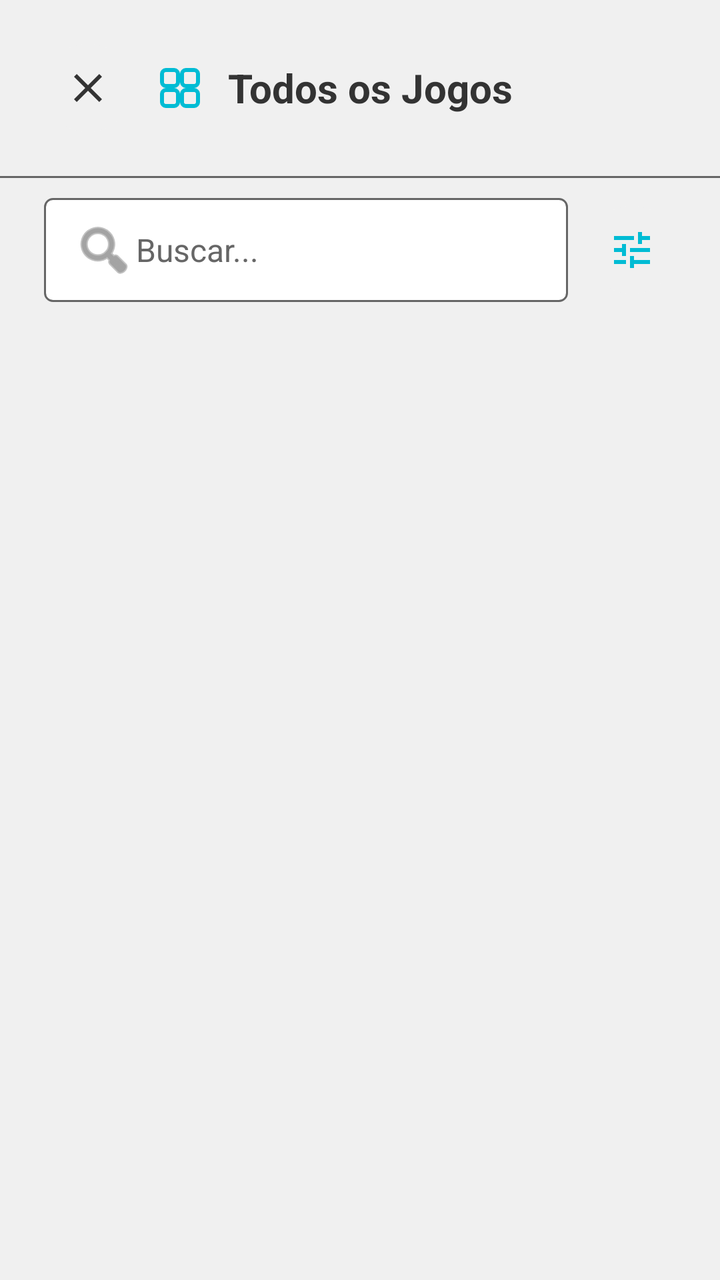
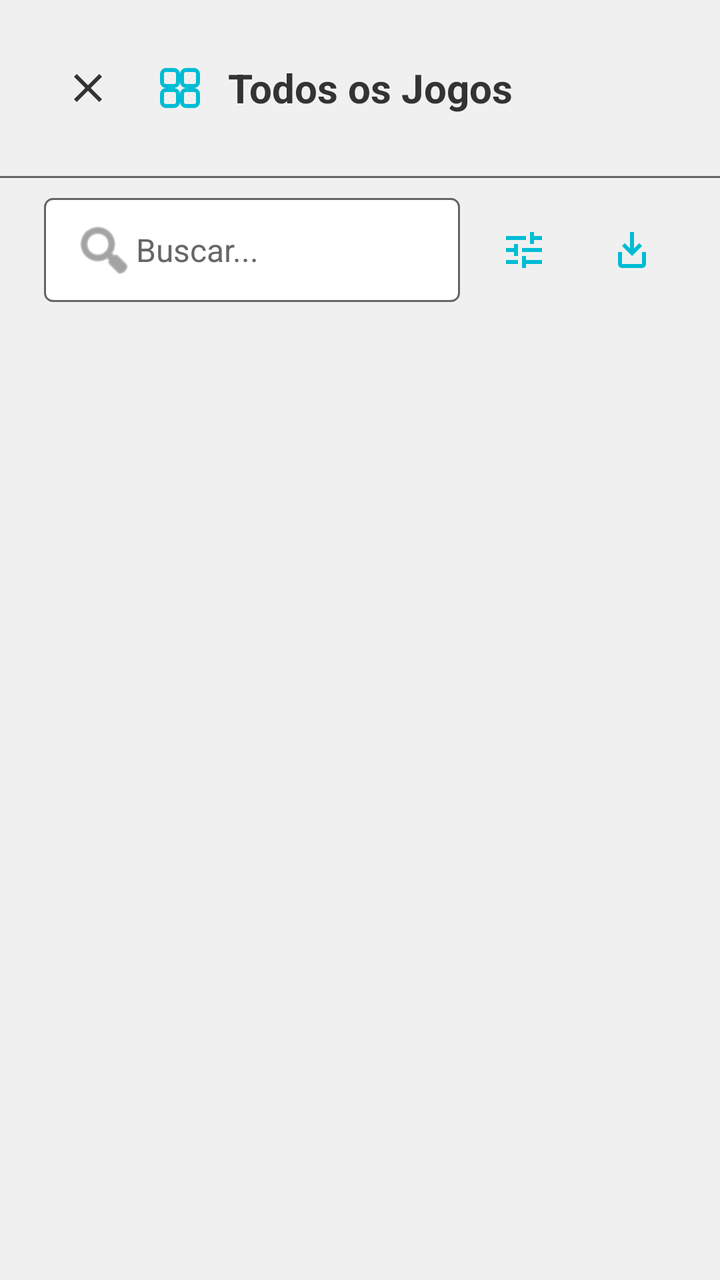

The first picture is an Android layout as it rendered before a commit; the second is the same layout after the commit. The layout source and the unified diff follow.
<!-- AndroidManifest.xml: application theme Theme.Zelda64Player -->
<!-- res/layout/activity_switch_grid.xml -->
<?xml version="1.0" encoding="utf-8"?>
<LinearLayout xmlns:android="http://schemas.android.com/apk/res/android"
    android:layout_width="match_parent"
    android:layout_height="match_parent"
    android:orientation="vertical"
    android:background="@color/switch_bg">

    
    <LinearLayout
        android:layout_width="match_parent"
        android:layout_height="wrap_content"
        android:orientation="horizontal"
        android:gravity="center_vertical"
        android:padding="@dimen/switch_screen_margin">

        <ImageButton
            android:id="@+id/grid_back"
            android:layout_width="@dimen/icon_button_size"
            android:layout_height="@dimen/icon_button_size"
            android:background="@drawable/bg_icon_button"
            android:src="@drawable/ic_close"
            android:tint="@color/switch_text_primary"
            android:contentDescription="@string/about_dialog_close" />

        <ImageView
            android:id="@+id/grid_header_icon"
            android:layout_width="24dp"
            android:layout_height="24dp"
            android:layout_marginStart="12dp"
            android:src="@drawable/ic_all_games"
            android:tint="@color/switch_accent"
            android:contentDescription="@string/all_games" />

        <TextView
            android:layout_width="wrap_content"
            android:layout_height="wrap_content"
            android:layout_marginStart="12dp"
            android:text="@string/all_games"
            android:textColor="@color/switch_text_primary"
            android:textSize="@dimen/switch_title_text"
            android:textStyle="bold" />
    </LinearLayout>

    
    <View
        android:layout_width="match_parent"
        android:layout_height="1dp"
        android:background="@color/switch_text_secondary" />

    
    <LinearLayout
        android:layout_width="match_parent"
        android:layout_height="wrap_content"
        android:orientation="horizontal"
        android:gravity="center_vertical"
        android:layout_marginStart="@dimen/switch_screen_margin"
        android:layout_marginEnd="@dimen/switch_screen_margin"
        android:layout_marginTop="10dp"
        android:layout_marginBottom="10dp">

        <EditText
            android:id="@+id/grid_search"
            android:layout_width="0dp"
            android:layout_height="wrap_content"
            android:layout_weight="1"
            android:background="@drawable/bg_search_field"
            android:paddingStart="14dp"
            android:paddingEnd="14dp"
            android:paddingTop="10dp"
            android:paddingBottom="10dp"
            android:hint="@string/grid_search_hint"
            android:textColor="@color/switch_text_primary"
            android:textColorHint="@color/switch_text_secondary"
            android:textSize="@dimen/switch_row_text"
            android:inputType="text"
            android:imeOptions="actionDone"
            android:importantForAutofill="no"
            android:singleLine="true"
            android:drawableStart="@android:drawable/ic_menu_search"
            android:drawableTint="@color/switch_text_secondary" />

        <ImageButton
            android:id="@+id/grid_sort"
            android:layout_width="@dimen/icon_button_size"
            android:layout_height="@dimen/icon_button_size"
            android:layout_marginStart="10dp"
            android:background="@drawable/bg_icon_button"
            android:src="@drawable/ic_tune"
            android:tint="@color/switch_accent"
            android:contentDescription="@string/grid_sort_button" />
    </LinearLayout>

    <FrameLayout
        android:layout_width="match_parent"
        android:layout_height="0dp"
        android:layout_weight="1">

        <androidx.recyclerview.widget.RecyclerView
            android:id="@+id/grid_recycler"
            android:layout_width="match_parent"
            android:layout_height="match_parent"
            android:clipToPadding="false"
            android:padding="@dimen/switch_grid_padding"
            android:scrollbars="vertical" />

        <LinearLayout
            android:id="@+id/grid_empty"
            android:layout_width="match_parent"
            android:layout_height="wrap_content"
            android:layout_gravity="center"
            android:gravity="center"
            android:orientation="vertical"
            android:padding="24dp"
            android:visibility="gone">

            <TextView
                android:layout_width="match_parent"
                android:layout_height="wrap_content"
                android:gravity="center"
                android:text="@string/library_empty"
                android:textColor="@color/switch_text_secondary"
                android:textSize="16sp" />
        </LinearLayout>

        <TextView
            android:id="@+id/grid_no_results"
            android:layout_width="match_parent"
            android:layout_height="wrap_content"
            android:layout_gravity="center"
            android:gravity="center"
            android:padding="24dp"
            android:visibility="gone"
            android:text="@string/grid_no_results"
            android:textColor="@color/switch_text_secondary"
            android:textSize="16sp" />
    </FrameLayout>
</LinearLayout>
<!-- resources referenced by this layout -->
<resources>
  <color name="switch_accent">#00BCD4</color>
  <color name="switch_bg">#F0F0F0</color>
  <color name="switch_text_primary">#333333</color>
  <color name="switch_text_secondary">#666666</color>
  <dimen name="icon_button_size">44dp</dimen>
  <dimen name="switch_grid_padding">16dp</dimen>
  <dimen name="switch_row_text">16sp</dimen>
  <dimen name="switch_screen_margin">22dp</dimen>
  <dimen name="switch_title_text">20sp</dimen>
  <!-- drawable bg_icon_button (drawable) -->
  <?xml version="1.0" encoding="utf-8"?>
  <ripple xmlns:android="http://schemas.android.com/apk/res/android"
      android:color="?attr/colorControlHighlight">
      <item>
          <shape android:shape="oval">
              <solid android:color="@color/color_surface_container_high" />
          </shape>
      </item>
  </ripple>
  <!-- drawable bg_search_field (drawable) -->
  <?xml version="1.0" encoding="utf-8"?>
  <shape xmlns:android="http://schemas.android.com/apk/res/android"
      android:shape="rectangle">
      <solid android:color="@color/switch_panel" />
      <stroke
          android:width="1dp"
          android:color="@color/switch_text_secondary" />
      <corners android:radius="4dp" />
  </shape>
  <!-- drawable ic_tune (drawable) -->
  <vector xmlns:android="http://schemas.android.com/apk/res/android"
      android:width="24dp"
      android:height="24dp"
      android:viewportWidth="24"
      android:viewportHeight="24">
      <path
          android:fillColor="#FF000000"
          android:pathData="M3 17v2h6v-2H3zM3 5v2h10V5H3zm10 16v-2h8v-2h-8v-2h-2v6h2zM7 9v2H3v2h4v2h2V9H7zm14 4v-2H11v2h10zm-6-4h2V7h4V5h-4V3h-2v6z" />
  </vector>
  <string name="about_dialog_close">Fechar</string>
  <string name="all_games">Todos os Jogos</string>
  <string name="grid_no_results">Nenhum resultado encontrado</string>
  <string name="grid_search_hint">Buscar...</string>
  <string name="grid_sort_button">Ordenar</string>
  <string name="library_empty">Nenhum hack instalado</string>
  <color name="color_surface_container_high">#F0F0F0</color>
  <color name="switch_panel">#FFFFFF</color>
  <color name="color_primary">#00BCD4</color>
  <color name="color_on_primary">#FFFFFF</color>
  <color name="color_secondary">#FFA000</color>
  <color name="color_on_secondary">#FFFFFF</color>
  <color name="color_error">#B3261E</color>
  <color name="color_on_error">#FFFFFF</color>
  <style name="Theme.Zelda64Player.BottomSheet" parent="Theme.Material3.DayNight.NoActionBar">
          <item name="android:windowIsFloating">false</item>
          <item name="android:windowBackground">@android:color/transparent</item>
          <item name="android:windowAnimationStyle">@style/StoreBottomSheetAnimation</item>
          <item name="bottomSheetStyle">@style/Widget.Zelda.BottomSheet</item>
      </style>
  <style name="StoreBottomSheetAnimation">
          <item name="android:windowEnterAnimation">@anim/slide_in_up</item>
          <item name="android:windowExitAnimation">@anim/slide_out_down</item>
      </style>
  <style name="Widget.Zelda.BottomSheet" parent="Widget.Material3.BottomSheet">
          <item name="backgroundTint">@android:color/transparent</item>
          <item name="android:background">@android:color/transparent</item>
      </style>
  <!-- unchanged entries left out for length: 3 -->
</resources>

<!-- the commit's change to res/layout/activity_switch_grid.xml (unified diff, before → after) -->
@@ -13,14 +13,11 @@
         android:gravity="center_vertical"
         android:padding="@dimen/switch_screen_margin">
 
-        <ImageButton
+        <include
             android:id="@+id/grid_back"
+            layout="@layout/switch_back_button"
             android:layout_width="@dimen/icon_button_size"
-            android:layout_height="@dimen/icon_button_size"
-            android:background="@drawable/bg_icon_button"
-            android:src="@drawable/ic_close"
-            android:tint="@color/switch_text_primary"
-            android:contentDescription="@string/about_dialog_close" />
+            android:layout_height="@dimen/icon_button_size" />
 
         <ImageView
             android:id="@+id/grid_header_icon"
@@ -88,6 +85,16 @@
             android:src="@drawable/ic_tune"
             android:tint="@color/switch_accent"
             android:contentDescription="@string/grid_sort_button" />
+
+        <ImageButton
+            android:id="@+id/grid_import"
+            android:layout_width="@dimen/icon_button_size"
+            android:layout_height="@dimen/icon_button_size"
+            android:layout_marginStart="10dp"
+            android:background="@drawable/bg_icon_button"
+            android:src="@drawable/ic_import"
+            android:tint="@color/switch_accent"
+            android:contentDescription="@string/store_import_bps" />
     </LinearLayout>
 
     <FrameLayout
@@ -135,3 +142,14 @@
             android:textSize="16sp" />
     </FrameLayout>
 </LinearLayout>
+<!-- res/layout/switch_back_button.xml (included above) -->
+<?xml version="1.0" encoding="utf-8"?>
+<ImageButton xmlns:android="http://schemas.android.com/apk/res/android"
+    android:id="@+id/back_button"
+    android:layout_width="@dimen/icon_button_size"
+    android:layout_height="@dimen/icon_button_size"
+    android:background="@drawable/bg_icon_button"
+    android:src="@drawable/ic_close"
+    android:tint="@color/switch_text_primary"
+    android:scaleType="centerInside"
+    android:contentDescription="@string/back_button" />
<!-- resource entries referenced after the edit -->
@@ -29,6 +29,17 @@
           android:color="@color/switch_text_secondary" />
       <corners android:radius="4dp" />
   </shape>
+  <!-- drawable ic_import (drawable) -->
+  <vector xmlns:android="http://schemas.android.com/apk/res/android"
+      android:width="24dp"
+      android:height="24dp"
+      android:viewportWidth="24"
+      android:viewportHeight="24"
+      android:tint="#FFFFFF">
+      <path
+          android:fillColor="#FFFFFFFF"
+          android:pathData="M19,13v6c0,1.1 -0.9,2 -2,2H7c-1.1,0 -2,-0.9 -2,-2v-6h2v6h10v-6zM11,3v8.17L8.41,8.59L7,10l5,5l5,-5l-1.41,-1.41L13,11.17V3z" />
+  </vector>
   <!-- drawable ic_tune (drawable) -->
   <vector xmlns:android="http://schemas.android.com/apk/res/android"
       android:width="24dp"
@@ -39,12 +50,13 @@
           android:fillColor="#FF000000"
           android:pathData="M3 17v2h6v-2H3zM3 5v2h10V5H3zm10 16v-2h8v-2h-8v-2h-2v6h2zM7 9v2H3v2h4v2h2V9H7zm14 4v-2H11v2h10zm-6-4h2V7h4V5h-4V3h-2v6z" />
   </vector>
-  <string name="about_dialog_close">Fechar</string>
   <string name="all_games">Todos os Jogos</string>
+  <string name="back_button">Voltar</string>
   <string name="grid_no_results">Nenhum resultado encontrado</string>
   <string name="grid_search_hint">Buscar...</string>
   <string name="grid_sort_button">Ordenar</string>
   <string name="library_empty">Nenhum hack instalado</string>
+  <string name="store_import_bps">Importar jogo ou patch</string>
   <color name="color_surface_container_high">#F0F0F0</color>
   <color name="switch_panel">#FFFFFF</color>
   <color name="color_primary">#00BCD4</color>
